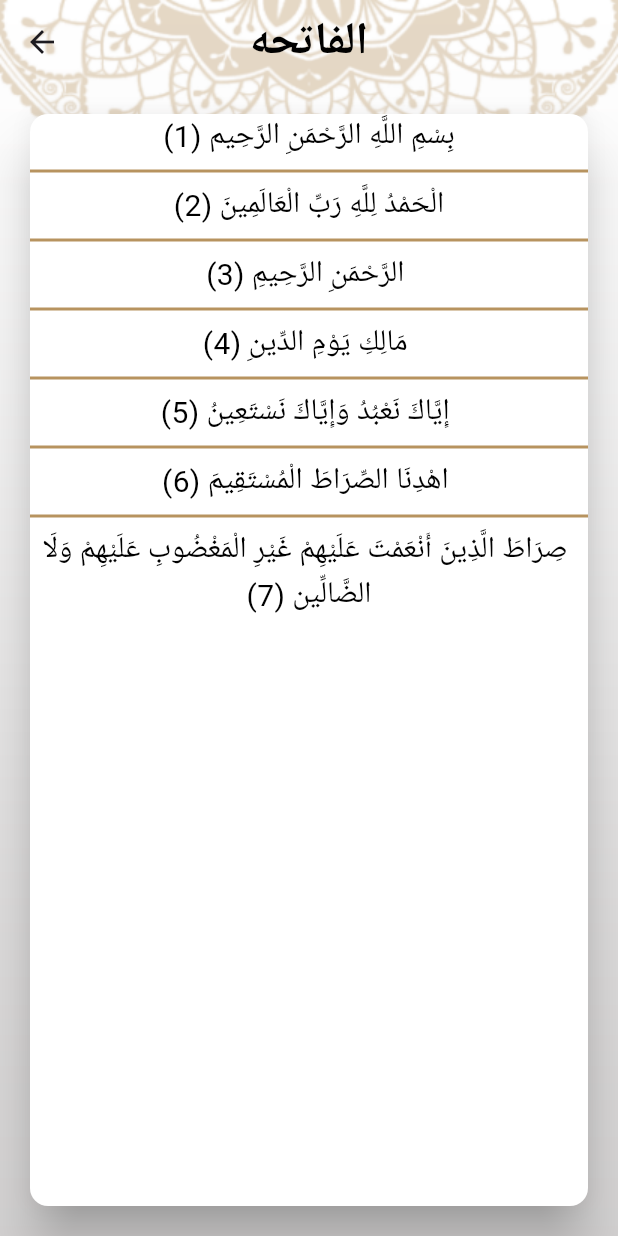
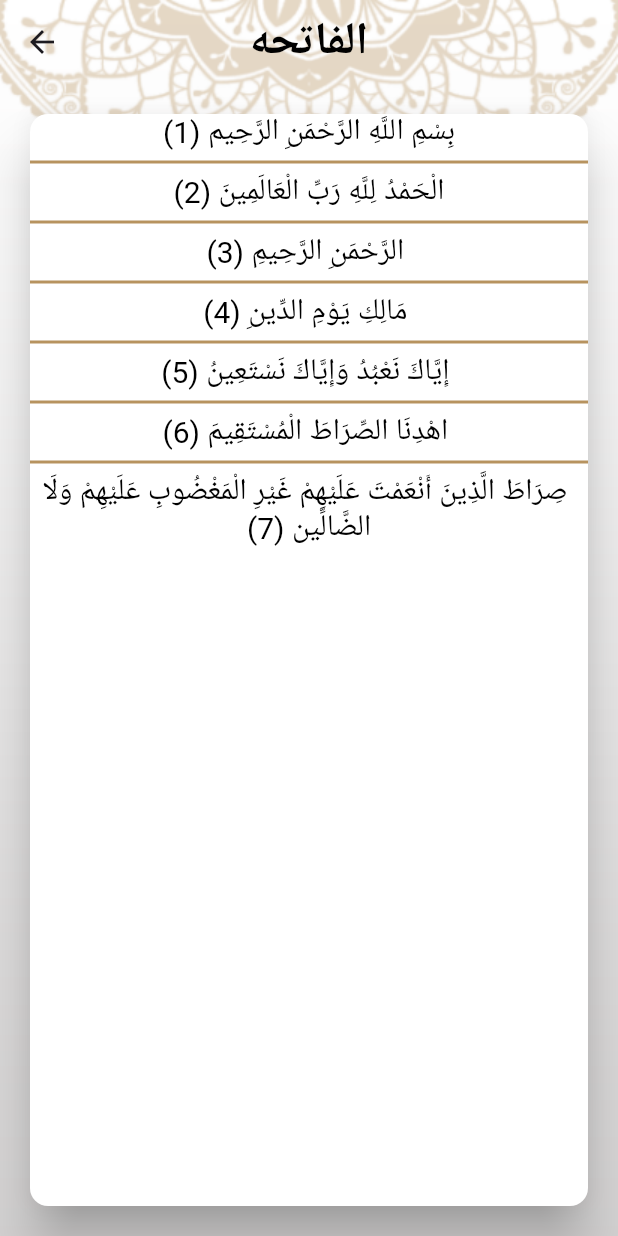
Before and after one commit to Omar34268/islami-c12-dokki, a Flutter app: the screen it shows after launch, after a tap on "الفاتحه", on a phone screen of 412 x 824 dp. Run offline on Flutter 3.47's test engine with Material 3 defaults, Android fonts, the phone set to English and light mode, and no system bars.

Commit message:
+finsih settings tab

```diff
--- /dev/null
+++ b/lib/Appstyle.dart
@@ -0,0 +1,150 @@
+import 'package:flutter/material.dart';
+class Appstyle{
+  static bool isdark = false;
+  static const Color lightprimary = Color(0xffB7935F);
+  static const Color darkprimary = Color(0xff141A2E);
+  static const Color darksecndary = Color(0xffFACC1D);
+  static ThemeData lighttheme=ThemeData(
+    bottomSheetTheme: BottomSheetThemeData(
+      backgroundColor: Colors.white
+    ),
+    textTheme: TextTheme(
+        headlineMedium: TextStyle(
+            fontSize: 20,
+            fontWeight: FontWeight.w400,
+            color: lightprimary
+        ),
+      titleMedium: TextStyle(
+         fontSize: 20,
+        fontWeight: FontWeight.w600,
+        color: Colors.black
+      ),
+        bodySmall: TextStyle(
+            fontSize: 20,
+            fontWeight: FontWeight.w400,
+            color: Colors.black
+        ),
+        displayMedium: TextStyle(
+            fontSize: 20,
+            fontWeight: FontWeight.w400,
+            color: Colors.black
+        )
+    ),
+    cardTheme: CardTheme(
+        surfaceTintColor: Colors.white,
+        color: Colors.white,
+        elevation: 15,
+        margin: EdgeInsets.all(20)
+    ),
+    appBarTheme: AppBarTheme(
+        centerTitle: true,
+        backgroundColor: Colors.transparent,
+        titleTextStyle: TextStyle(
+            fontSize: 30,
+            fontWeight: FontWeight.bold,
+            color: Colors.black
+        )
+    ),
+    scaffoldBackgroundColor: Colors.transparent,
+    dividerColor:lightprimary ,
+    dividerTheme: DividerThemeData(
+        color: Color(0xffB7935F),
+        thickness: 2
+    ),
+    bottomNavigationBarTheme: BottomNavigationBarThemeData(
+        backgroundColor: lightprimary,
+        selectedItemColor: Colors.black,
+        selectedIconTheme: IconThemeData(
+            color: Colors.black,
+            size: 35
+        ),
+        unselectedIconTheme: IconThemeData(
+            color: Colors.white,
+            size: 35
+        )
+    ),
+    colorScheme: ColorScheme.fromSeed(
+        seedColor: Colors.deepPurple,
+        primary: lightprimary,
+        secondary:lightprimary.withOpacity(0.57),
+        onPrimary: Colors.white,
+        onSecondary: Colors.black,
+      onPrimaryContainer: lightprimary
+    ),
+    useMaterial3: true,
+  );
+  static ThemeData darktheme=ThemeData(
+    bottomSheetTheme: BottomSheetThemeData(
+        backgroundColor:darkprimary
+    ),
+    textTheme: TextTheme(
+        titleMedium: TextStyle(
+            fontSize: 20,
+            fontWeight: FontWeight.w600,
+            color: Colors.white
+        ),
+            bodySmall: TextStyle(
+                fontSize: 20,
+                fontWeight: FontWeight.w400,
+                color: Colors.white
+            ),
+      displayMedium: TextStyle(
+          fontSize: 20,
+          fontWeight: FontWeight.w400,
+          color: darksecndary
+      ),
+      headlineMedium: TextStyle(
+          fontSize: 20,
+          fontWeight: FontWeight.w400,
+          color: darksecndary
+      )
+    ),
+    cardTheme: CardTheme(
+        surfaceTintColor: darkprimary,
+        color:  darkprimary,
+        elevation: 15,
+        margin: EdgeInsets.all(20)
+    ),
+    appBarTheme: AppBarTheme(
+      iconTheme: IconThemeData(
+        color: Colors.white
+      ),
+        centerTitle: true,
+        backgroundColor: Colors.transparent,
+        titleTextStyle: TextStyle(
+            fontSize: 30,
+            fontWeight: FontWeight.bold,
+            color: Colors.white
+        )
+    ),
+    scaffoldBackgroundColor: Colors.transparent,
+    dividerColor: darksecndary ,
+    dividerTheme: DividerThemeData(
+        color: darksecndary,
+        thickness: 2
+    ),
+    bottomNavigationBarTheme: BottomNavigationBarThemeData(
+        backgroundColor: Color(0xffB7935F),
+        selectedItemColor: Colors.black,
+        selectedIconTheme: IconThemeData(
+            color: Colors.black,
+            size: 35
+        ),
+        unselectedIconTheme: IconThemeData(
+            color: Colors.white,
+            size: 35
+        )
+    ),
+    colorScheme: ColorScheme.fromSeed(
+        seedColor: Colors.deepPurple,
+        primary: darkprimary,
+        secondary:darksecndary ,
+        onPrimary: Colors.white,
+        onSecondary: Colors.black,
+        onPrimaryContainer: darksecndary,
+    ),
+    useMaterial3: true,
+  );
+
+
+}
--- a/lib/home/SuraNameWidget.dart
+++ b/lib/home/SuraNameWidget.dart
@@ -23,25 +23,19 @@ class SuraNameWidget extends StatelessWidget {
           Expanded(
             child: Text(suraName,
               textAlign: TextAlign.center,
-              style: TextStyle(
-                fontSize: 20,
-                fontWeight: FontWeight.bold
-            ),),
+              style: Theme.of(context).textTheme.bodySmall,),
           ),
           Container(
             height: 40,
             width: 2,
             decoration: BoxDecoration(
-                color: Theme.of(context).colorScheme.primary
+                color: Theme.of(context).colorScheme.onPrimaryContainer
             ),
           ),
           Expanded(
             child: Text(suraNumber.toString(),
                 textAlign: TextAlign.center,
-                style: TextStyle(
-                fontSize: 20,
-              fontWeight: FontWeight.bold
-            )),
+                style: Theme.of(context).textTheme.bodySmall),
           ),
         ],
       ),
--- a/lib/home/home_screen.dart
+++ b/lib/home/home_screen.dart
@@ -1,8 +1,10 @@
 import 'package:flutter/material.dart';
+import 'package:islamy_c12_dokki/Appstyle.dart';
 import 'package:islamy_c12_dokki/home/tabs/AhadethTab.dart';
 import 'package:islamy_c12_dokki/home/tabs/QuranTab.dart';
 import 'package:islamy_c12_dokki/home/tabs/RadioTab.dart';
 import 'package:islamy_c12_dokki/home/tabs/SebhaTab.dart';
+import 'package:islamy_c12_dokki/home/tabs/settings_tab.dart';
 
 class HomeScreen extends StatefulWidget {
   static const String routeName = "home";
@@ -17,14 +19,16 @@ class _HomeScreenState extends State<HomeScreen> {
     QuranTab(),
     AhadethTab(),
     Sebhatab(),
-    RadioTab()
+    RadioTab(),
+    SettingsTab()
   ];
   @override
   Widget build(BuildContext context) {
     return Container(
       decoration: BoxDecoration(
         image: DecorationImage(
-            image: AssetImage("assets/images/background.png"),
+            image: AssetImage( Appstyle.isdark?"assets/images/darkback.png":
+            "assets/images/background.png"),
           fit: BoxFit.fill
         )
       ),
@@ -61,6 +65,11 @@ class _HomeScreenState extends State<HomeScreen> {
                   icon: ImageIcon(AssetImage("assets/images/radio.png")),
                   label: "Radio"
               ),
+              BottomNavigationBarItem(
+                  backgroundColor: Theme.of(context).colorScheme.primary,
+                  icon: Icon(Icons.settings),
+                  label: "Settings"
+              ),
             ]
         ),
         body: tabs[selectedIndex],
--- a/lib/home/tabs/QuranTab.dart
+++ b/lib/home/tabs/QuranTab.dart
@@ -37,23 +37,19 @@ class QuranTab extends StatelessWidget {
             Expanded(
               child: Text("Sura Name",
                 textAlign: TextAlign.center,
-                style: TextStyle(
-                fontSize: 20
-              ),),
+                style: Theme.of(context).textTheme.titleMedium,),
             ),
             Container(
               height: 40,
               width: 2,
               decoration: BoxDecoration(
-                color: Theme.of(context).colorScheme.primary
+                color: Theme.of(context).colorScheme.secondary
               ),
             ),
             Expanded(
               child: Text("Verses Number",
                   textAlign: TextAlign.center,
-                  style: TextStyle(
-                  fontSize: 20
-              )),
+                  style: Theme.of(context).textTheme.titleMedium),
             ),
           ],
         ),
--- a/lib/main.dart
+++ b/lib/main.dart
@@ -1,4 +1,5 @@
 import 'package:flutter/material.dart';
+import 'package:islamy_c12_dokki/Appstyle.dart';
 import 'package:islamy_c12_dokki/ahadeth_details/ahadeth_details_screen.dart';
 import 'package:islamy_c12_dokki/home/home_screen.dart';
 import 'package:islamy_c12_dokki/quran_details/quran_details_screen.dart';
@@ -17,49 +18,9 @@ class MyApp extends StatelessWidget {
   Widget build(BuildContext context) {
     return MaterialApp(
       title: 'Flutter Demo',
-      theme: ThemeData(
-        cardTheme: CardTheme(
-          surfaceTintColor: Colors.white,
-          color: Colors.white,
-          elevation: 15,
-          margin: EdgeInsets.all(20)
-        ),
-        appBarTheme: AppBarTheme(
-          centerTitle: true,
-          backgroundColor: Colors.transparent,
-          titleTextStyle: TextStyle(
-            fontSize: 30,
-            fontWeight: FontWeight.bold,
-            color: Colors.black
-          )
-        ),
-        scaffoldBackgroundColor: Colors.transparent,
-        dividerColor:Color(0xffB7935F) ,
-        dividerTheme: DividerThemeData(
-          color: Color(0xffB7935F),
-          thickness: 2
-        ),
-        bottomNavigationBarTheme: BottomNavigationBarThemeData(
-          backgroundColor: Color(0xffB7935F),
-          selectedItemColor: Colors.black,
-          selectedIconTheme: IconThemeData(
-            color: Colors.black,
-            size: 35
-          ),
-          unselectedIconTheme: IconThemeData(
-            color: Colors.white,
-            size: 35
-          )
-        ),
-        colorScheme: ColorScheme.fromSeed(
-          seedColor: Colors.deepPurple,
-          primary: Color(0xffB7935F),
-          secondary: Color(0xffB7935F).withOpacity(0.57),
-          onPrimary: Colors.white,
-          onSecondary: Colors.black
-        ),
-        useMaterial3: true,
-      ),
+      theme:Appstyle.lighttheme,
+      darkTheme: Appstyle.darktheme,
+      themeMode: Appstyle.isdark?ThemeMode.dark:ThemeMode.light,
       initialRoute: HomeScreen.routeName,
       routes: {
         HomeScreen.routeName:(_)=>HomeScreen(),
--- a/lib/quran_details/QuranChapter.dart
+++ b/lib/quran_details/QuranChapter.dart
@@ -9,9 +9,6 @@ class QuranChapter extends StatelessWidget {
     return Text("$chapter (${index+1})",
       textDirection: TextDirection.rtl,
       textAlign: TextAlign.center,
-      style: TextStyle(
-      color: Colors.black,
-      fontSize: 20
-    ),);
+      style:Theme.of(context).textTheme.displayMedium,);
   }
 }
--- a/lib/quran_details/quran_details_screen.dart
+++ b/lib/quran_details/quran_details_screen.dart
@@ -1,6 +1,8 @@
 import 'package:flutter/material.dart';
 import 'package:flutter/services.dart';
 import 'package:islamy_c12_dokki/quran_details/QuranChapter.dart';
+
+import '../Appstyle.dart';
 
 class QuranDetailsScreen extends StatefulWidget {
   static const String routeName = "qurandetails";
@@ -19,7 +21,8 @@ class _QuranDetailsScreenState extends State<QuranDetailsScreen> {
     return Container(
         decoration: BoxDecoration(
             image: DecorationImage(
-                image: AssetImage("assets/images/background.png"),
+                image: AssetImage(Appstyle.isdark?"assets/images/darkback.png":
+                "assets/images/background.png"),
                 fit: BoxFit.fill
             )
         ),
```
Also changed, not shown: lib/ahadeth_details/ahadeth_details_screen.dart (+5 -4 lines), lib/home/Themebottomsheet.dart (added, +24 -0 lines), lib/home/langaugebottomsheet.dart (added, +23 -0 lines), lib/home/selecteditem.dart (added, +21 -0 lines), lib/home/tabs/AhadethTab.dart (+2 -8 lines), lib/home/tabs/settings_tab.dart (added, +64 -0 lines), lib/home/unselecteditem.dart (added, +9 -0 lines), assets/images/darkback.png (added), lib/bb.dart (deleted).
